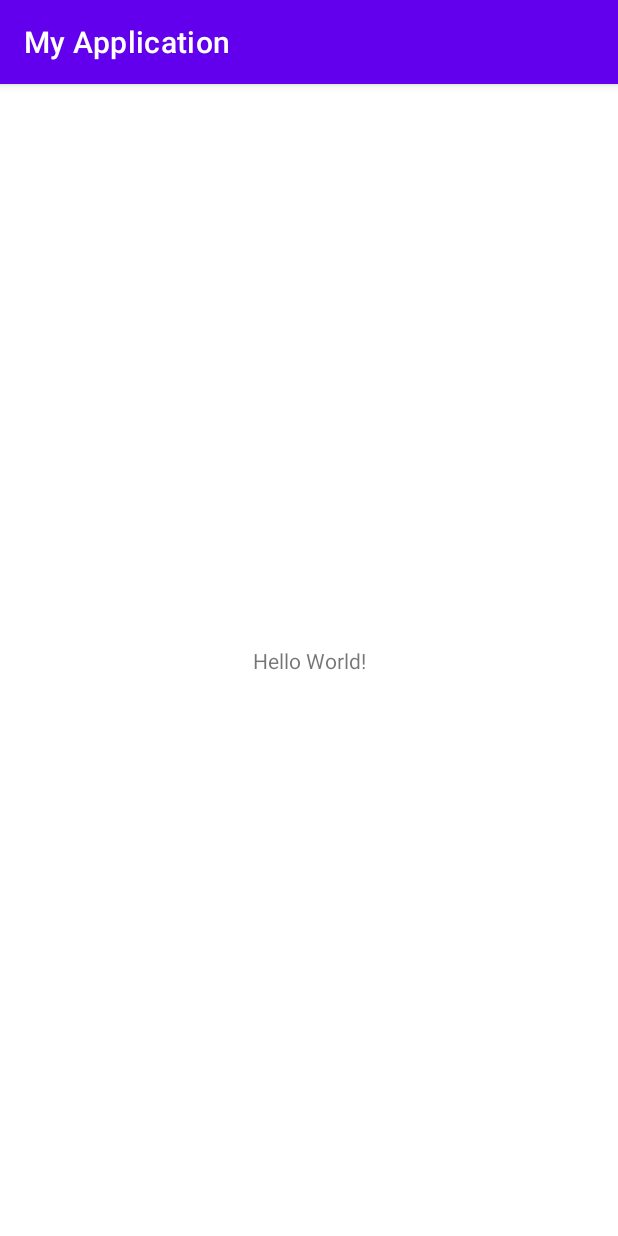
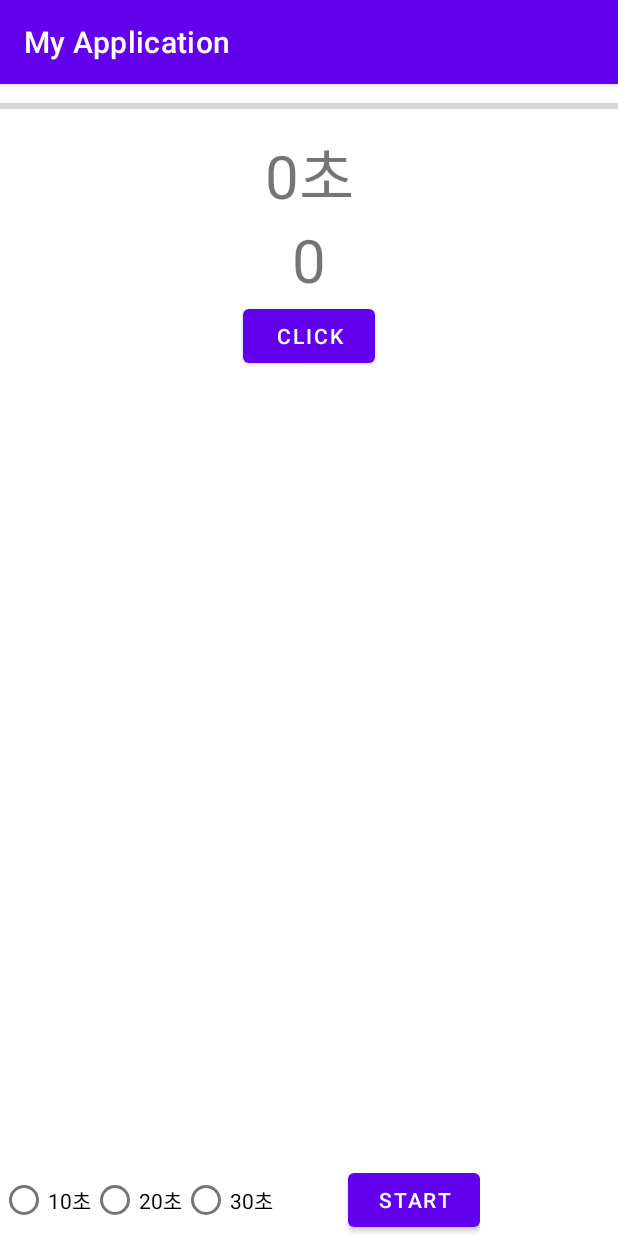
Before and after one commit to glo3omys/game, an Android app: the screen it shows after launch (MainActivity), on a phone screen of 412 x 824 dp. Run offline under Robolectric (Android 15) with nearby library versions, the phone set to English and light mode, and no system bars.

Commit message:
progress bar ?

```diff
--- a/app/build.gradle
+++ b/app/build.gradle
@@ -30,6 +30,9 @@ android {
     kotlinOptions {
         jvmTarget = '1.8'
     }
+    buildFeatures {
+        viewBinding = true
+    }
 }
 
 dependencies {
--- a/app/src/main/java/com/example/myapplication/MainActivity.kt
+++ b/app/src/main/java/com/example/myapplication/MainActivity.kt
@@ -1,11 +1,84 @@
 package com.example.myapplication
 
+import android.annotation.SuppressLint
+import android.app.Dialog
 import androidx.appcompat.app.AppCompatActivity
 import android.os.Bundle
+import android.view.LayoutInflater
+import android.widget.Button
+import android.widget.ProgressBar
+import android.widget.RadioGroup
+import android.widget.TextView
+import androidx.appcompat.app.AlertDialog
+import com.example.myapplication.databinding.ActivityMainBinding
+import java.util.*
+import kotlin.concurrent.timer
 
 class MainActivity : AppCompatActivity() {
+    lateinit var mAlertDialog: AlertDialog
+    //var mDialogView = LayoutInflater.from(this).inflate(R.layout.custom_dialog, null)
+    //var mBuilder = AlertDialog.Builder(this)
+    var binding : ActivityMainBinding? = null
+
+    @SuppressLint("MissingInflatedId")
     override fun onCreate(savedInstanceState: Bundle?) {
         super.onCreate(savedInstanceState)
         setContentView(R.layout.activity_main)
+
+        val countButton = findViewById<Button>(R.id.cnt_button)
+        val startButton = findViewById<Button>(R.id.startBtn)
+        val radioGroup = findViewById<RadioGroup>(R.id.radioGroup)
+        val secTextView = findViewById<TextView>(R.id.time_tv)
+        val countTextView = findViewById<TextView>(R.id.cnt_tv)
+        val progressBar = findViewById<ProgressBar>(R.id.pg_bar)
+        var timerTask: Timer?= null
+        var time = 0
+
+        var mDialogView = LayoutInflater.from(this).inflate(R.layout.custom_dialog, null)
+        //var mBuilder = AlertDialog.Builder(this)
+        val mBuilder = AlertDialog.Builder(this)
+            .setView(mDialogView)
+            .setTitle("SCORE")
+
+        countButton.setOnClickListener {
+            var cnt = countTextView.text.toString().toInt()
+            cnt += 1
+            countTextView.text = cnt.toString()
+        }
+
+        radioGroup.setOnCheckedChangeListener { group, checkedId ->
+            when(checkedId) {
+                R.id.sec_10 -> time = 10
+                R.id.sec_20 -> time = 20
+                R.id.sec_30 -> time = 30
+            }
+        }
+        startButton.setOnClickListener {
+            countTextView.text = "0"
+            time *= 100
+            progressBar.max = time
+            timerTask = timer(period = 10) {
+                time--
+                val sec = time / 100
+                runOnUiThread {
+                    secTextView.text = "$sec" + "초"
+                    progressBar.progress = time
+                }
+                if (time == 0) {
+                    secTextView.text = "0"
+                    timerTask?.cancel()
+
+                    //alertScore()
+                }
+            }
+        }
     }
+
+    /*private fun alertScore() {
+        mAlertDialog = mBuilder.show()
+        val okButton = mDialogView.findViewById<Button>(R.id.btn_con)
+        okButton.setOnClickListener {
+            mAlertDialog.dismiss()
+        }
+    }*/
 }
--- a/app/src/main/res/layout/activity_main.xml
+++ b/app/src/main/res/layout/activity_main.xml
@@ -6,13 +6,91 @@
     android:layout_height="match_parent"
     tools:context=".MainActivity">
 
+    <ProgressBar
+        android:layout_width="match_parent"
+        android:layout_height="30dp"
+        android:id="@+id/pg_bar"
+        style="@style/Widget.AppCompat.ProgressBar.Horizontal"
+        tools:ignore="MissingConstraints" />
+
     <TextView
+        android:layout_width="match_parent"
+        android:layout_height="wrap_content"
+        android:text="0초"
+        android:textSize="40dp"
+        android:id="@+id/time_tv"
+        app:layout_constraintTop_toBottomOf="@id/pg_bar"
+        android:gravity="center_horizontal"
+        tools:ignore="MissingConstraints" />
+
+    <LinearLayout
+        android:layout_width="match_parent"
+        android:layout_height="wrap_content"
+        android:orientation="vertical"
+        app:layout_constraintTop_toBottomOf="@id/time_tv"
+        tools:ignore="MissingConstraints"
+        >
+
+        <TextView
+            android:layout_width="wrap_content"
+            android:layout_height="wrap_content"
+            android:textSize="40dp"
+            android:text="0"
+            android:layout_gravity="center_horizontal"
+            android:id="@+id/cnt_tv"
+            />
+
+        <Button
+            android:layout_width="wrap_content"
+            android:layout_height="wrap_content"
+            android:id="@+id/cnt_button"
+            android:layout_gravity="center_horizontal"
+            android:layout_alignBottom="@+id/cnt_tv"
+            android:text="CLICK"/>
+
+    </LinearLayout>
+
+    <RelativeLayout
         android:layout_width="wrap_content"
         android:layout_height="wrap_content"
-        android:text="Hello World!"
-        app:layout_constraintBottom_toBottomOf="parent"
-        app:layout_constraintEnd_toEndOf="parent"
-        app:layout_constraintStart_toStartOf="parent"
-        app:layout_constraintTop_toTopOf="parent" />
+        android:orientation="horizontal"
+        tools:ignore="MissingConstraints">
+
+        <RadioGroup
+            android:layout_width="wrap_content"
+            android:layout_height="wrap_content"
+            android:layout_alignParentBottom="true"
+            android:orientation="horizontal"
+            android:id="@+id/radioGroup"
+            tools:ignore="MissingConstraints">
+
+            <RadioButton
+                android:layout_width="wrap_content"
+                android:layout_height="wrap_content"
+                android:id="@+id/sec_10"
+                android:text="10초"/>
+            <RadioButton
+                android:layout_width="wrap_content"
+                android:layout_height="wrap_content"
+                android:id="@+id/sec_20"
+                android:text="20초"/>
+            <RadioButton
+                android:layout_width="wrap_content"
+                android:layout_height="wrap_content"
+                android:id="@+id/sec_30"
+                android:text="30초"/>
+
+        </RadioGroup>
+        <Button
+            android:layout_width="wrap_content"
+            android:layout_height="wrap_content"
+            android:layout_alignParentBottom="true"
+            android:id="@+id/startBtn"
+            android:text="START"
+            android:layout_toRightOf="@+id/radioGroup"
+            android:layout_marginLeft="50dp"
+            tools:ignore="MissingConstraints" />
+    </RelativeLayout>
+
 
 </androidx.constraintlayout.widget.ConstraintLayout>
```
Also changed, not shown: app/src/main/res/layout/custom_dialog.xml (added, +29 -0 lines).
